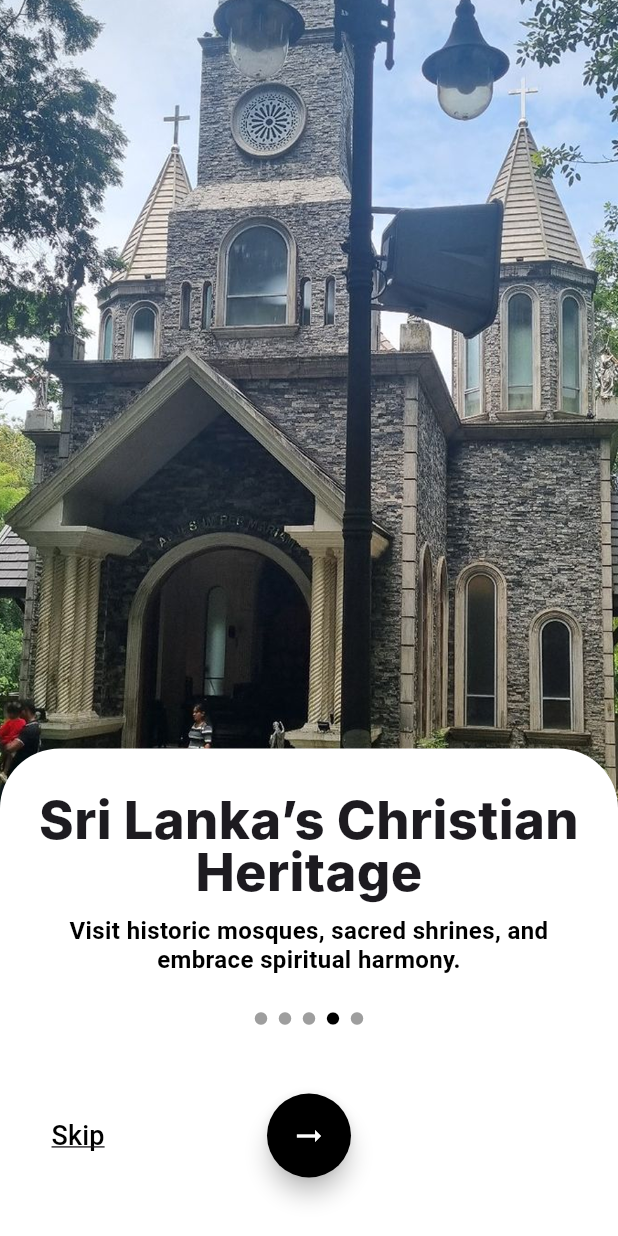
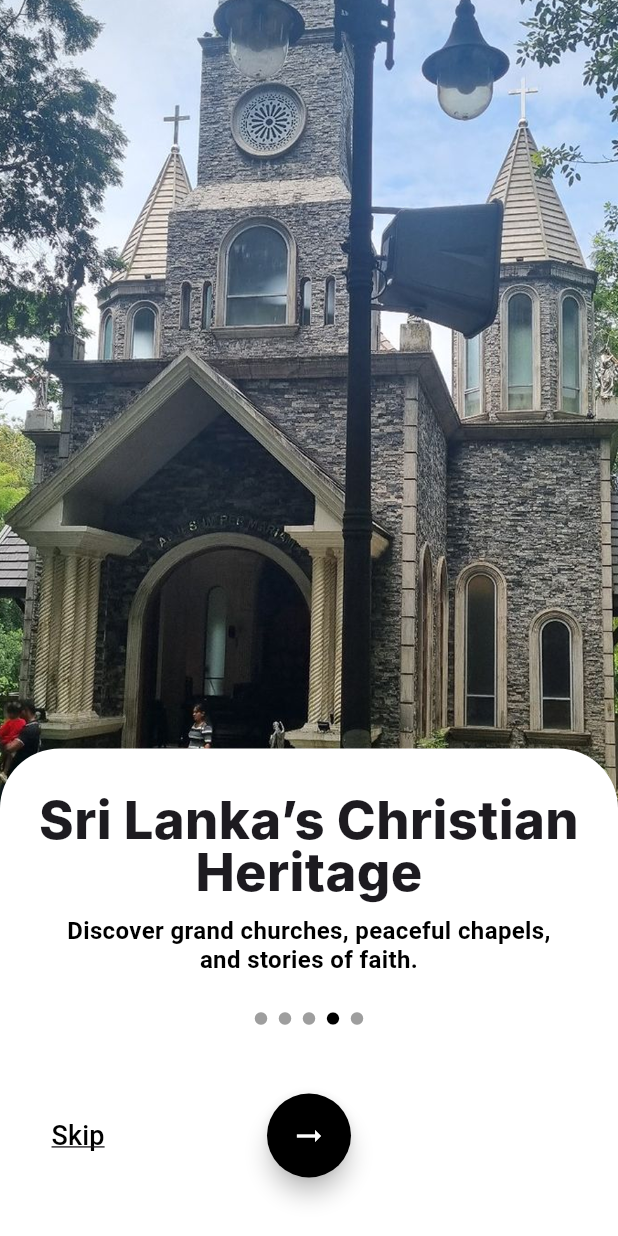
Before and after one commit to DaphneKodithuwakku/sriroute-frontend, a Flutter app: the WelcomePage5 screen opened directly, on a phone screen of 412 x 824 dp. Run offline on Flutter 3.47's test engine with Material 3 defaults, Android fonts, the phone set to English and light mode, and no system bars; Roboto replaces fonts that are missing (Inter).

Commit message:
Updated the description in welcomepage5

```diff
--- a/welcomepages/lib/welcomepage5.dart
+++ b/welcomepages/lib/welcomepage5.dart
@@ -46,7 +46,7 @@
                   Padding(
                     padding: EdgeInsets.symmetric(horizontal: 10),
                     child: Text(
-                      "Visit historic mosques, sacred shrines, and embrace spiritual harmony.",
+                      "Discover grand churches, peaceful chapels, and stories of faith.",
                       textAlign: TextAlign.center,
                       style: TextStyle(
                         height: 1.2,
```
